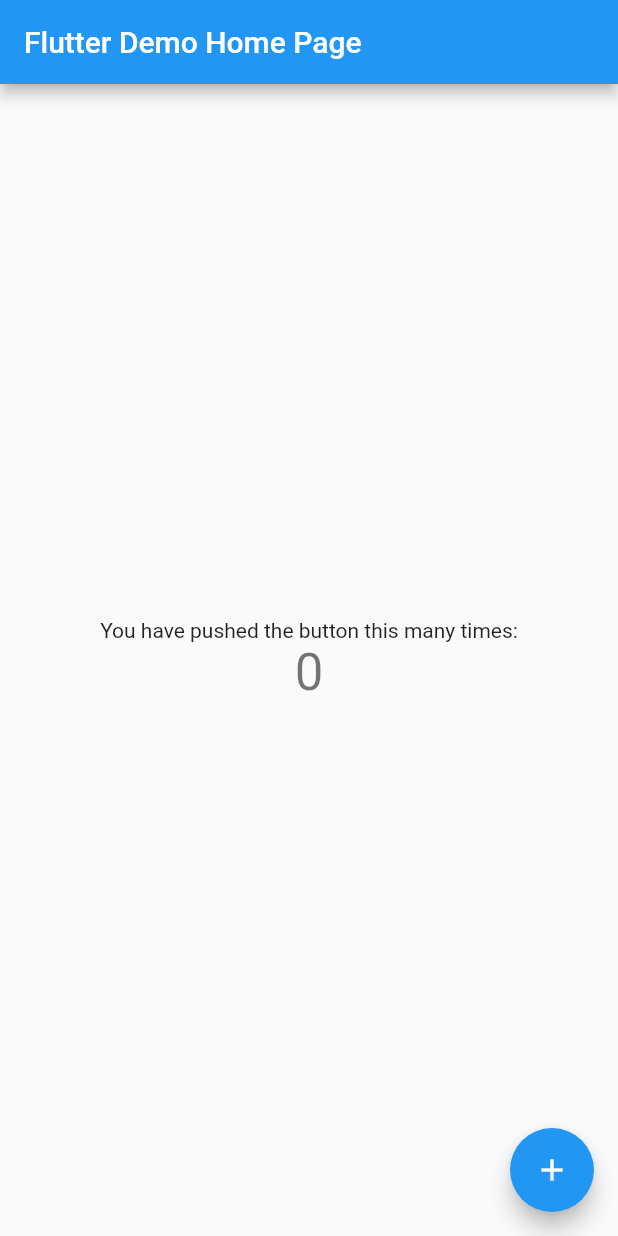
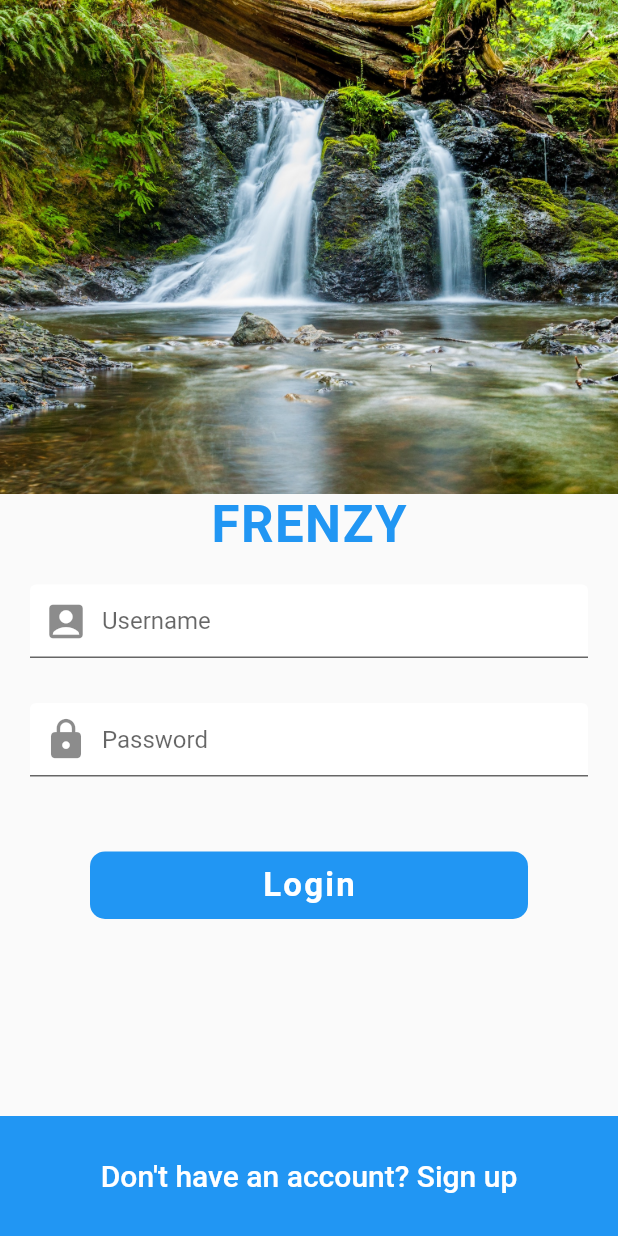
Before and after one commit to hardliver/flutter_social_ui, a Flutter app: the screen it shows after launch, on a phone screen of 412 x 824 dp. Run offline on Flutter 3.47's test engine with Material 2 defaults, Android fonts, the phone set to English and light mode, and no system bars.

Commit message:
25. Login Screen UI

```diff
--- a/lib/main.dart
+++ b/lib/main.dart
@@ -1,4 +1,5 @@
 import 'package:flutter/material.dart';
+import 'package:flutter_social_ui/screens/login_screen.dart';
 
 void main() => runApp(MyApp());
 
@@ -7,96 +8,12 @@ class MyApp extends StatelessWidget {
   @override
   Widget build(BuildContext context) {
     return MaterialApp(
-      title: 'Flutter Demo',
+      title: 'Flutter Social UI',
+      debugShowCheckedModeBanner: false,
       theme: ThemeData(
-        primarySwatch: Colors.blue,
+        primaryColor: Colors.blue,
       ),
-      home: MyHomePage(title: 'Flutter Demo Home Page'),
+      home: LoginScreen(),
     );
   }
 }
-
-class MyHomePage extends StatefulWidget {
-  MyHomePage({Key key, this.title}) : super(key: key);
-
-  // This widget is the home page of your application. It is stateful, meaning
-  // that it has a State object (defined below) that contains fields that affect
-  // how it looks.
-
-  // This class is the configuration for the state. It holds the values (in this
-  // case the title) provided by the parent (in this case the App widget) and
-  // used by the build method of the State. Fields in a Widget subclass are
-  // always marked "final".
-
-  final String title;
-
-  @override
-  _MyHomePageState createState() => _MyHomePageState();
-}
-
-class _MyHomePageState extends State<MyHomePage> {
-  int _counter = 0;
-
-  void _incrementCounter() {
-    setState(() {
-      // This call to setState tells the Flutter framework that something has
-      // changed in this State, which causes it to rerun the build method below
-      // so that the display can reflect the updated values. If we changed
-      // _counter without calling setState(), then the build method would not be
-      // called again, and so nothing would appear to happen.
-      _counter++;
-    });
-  }
-
-  @override
-  Widget build(BuildContext context) {
-    // This method is rerun every time setState is called, for instance as done
-    // by the _incrementCounter method above.
-    //
-    // The Flutter framework has been optimized to make rerunning build methods
-    // fast, so that you can just rebuild anything that needs updating rather
-    // than having to individually change instances of widgets.
-    return Scaffold(
-      appBar: AppBar(
-        // Here we take the value from the MyHomePage object that was created by
-        // the App.build method, and use it to set our appbar title.
-        title: Text(widget.title),
-      ),
-      body: Center(
-        // Center is a layout widget. It takes a single child and positions it
-        // in the middle of the parent.
-        child: Column(
-          // Column is also a layout widget. It takes a list of children and
-          // arranges them vertically. By default, it sizes itself to fit its
-          // children horizontally, and tries to be as tall as its parent.
-          //
-          // Invoke "debug painting" (press "p" in the console, choose the
-          // "Toggle Debug Paint" action from the Flutter Inspector in Android
-          // Studio, or the "Toggle Debug Paint" command in Visual Studio Code)
-          // to see the wireframe for each widget.
-          //
-          // Column has various properties to control how it sizes itself and
-          // how it positions its children. Here we use mainAxisAlignment to
-          // center the children vertically; the main axis here is the vertical
-          // axis because Columns are vertical (the cross axis would be
-          // horizontal).
-          mainAxisAlignment: MainAxisAlignment.center,
-          children: <Widget>[
-            Text(
-              'You have pushed the button this many times:',
-            ),
-            Text(
-              '$_counter',
-              style: Theme.of(context).textTheme.headline4,
-            ),
-          ],
-        ),
-      ),
-      floatingActionButton: FloatingActionButton(
-        onPressed: _incrementCounter,
-        tooltip: 'Increment',
-        child: Icon(Icons.add),
-      ), // This trailing comma makes auto-formatting nicer for build methods.
-    );
-  }
-}
--- /dev/null
+++ b/lib/screens/login_screen.dart
@@ -0,0 +1,114 @@
+import 'package:flutter/material.dart';
+
+class LoginScreen extends StatefulWidget {
+  @override
+  _LoginScreenState createState() => _LoginScreenState();
+}
+
+class _LoginScreenState extends State<LoginScreen> {
+  @override
+  Widget build(BuildContext context) {
+    return Scaffold(
+      body: SingleChildScrollView(
+        child: Container(
+          height: MediaQuery.of(context).size.height,
+          child: Column(
+            children: <Widget>[
+              Image(
+                height: MediaQuery.of(context).size.height / 2.5,
+                width: double.infinity,
+                image: AssetImage('assets/images/login_background.jpg'),
+                fit: BoxFit.cover,
+              ),
+              Text(
+                'FRENZY',
+                style: TextStyle(
+                  color: Theme.of(context).primaryColor,
+                  fontSize: 34.0,
+                  fontWeight: FontWeight.bold,
+                  letterSpacing: 1.0,
+                ),
+              ),
+              SizedBox(height: 10.0),
+              Padding(
+                padding: EdgeInsets.symmetric(horizontal: 20.0, vertical: 10.0),
+                child: TextField(
+                  decoration: InputDecoration(
+                    contentPadding: EdgeInsets.symmetric(vertical: 15.0),
+                    fillColor: Colors.white,
+                    filled: true,
+                    hintText: 'Username',
+                    prefixIcon: Icon(
+                      Icons.account_box,
+                      size: 30.0,
+                    ),
+                  ),
+                ),
+              ),
+              SizedBox(height: 10.0),
+              Padding(
+                padding: EdgeInsets.symmetric(horizontal: 20.0, vertical: 10.0),
+                child: TextField(
+                  decoration: InputDecoration(
+                    contentPadding: EdgeInsets.symmetric(vertical: 15.0),
+                    fillColor: Colors.white,
+                    filled: true,
+                    hintText: 'Password',
+                    prefixIcon: Icon(
+                      Icons.lock,
+                      size: 30.0,
+                    ),
+                  ),
+                  obscureText: true,
+                ),
+              ),
+              SizedBox(height: 40.0),
+              GestureDetector(
+                onTap: () {},
+                child: Container(
+                  margin: EdgeInsets.symmetric(horizontal: 60.0),
+                  alignment: Alignment.center,
+                  height: 45.0,
+                  decoration: BoxDecoration(
+                    color: Theme.of(context).primaryColor,
+                    borderRadius: BorderRadius.circular(10.0),
+                  ),
+                  child: Text(
+                    'Login',
+                    style: TextStyle(
+                      color: Colors.white,
+                      fontSize: 22.0,
+                      fontWeight: FontWeight.w600,
+                      letterSpacing: 1.5,
+                    ),
+                  ),
+                ),
+              ),
+              Expanded(
+                child: Align(
+                  alignment: FractionalOffset.bottomCenter,
+                  child: GestureDetector(
+                    onTap: () {},
+                    child: Container(
+                      alignment: Alignment.center,
+                      color: Theme.of(context).primaryColor,
+                      height: 80.0,
+                      child: Text(
+                        'Don\'t have an account? Sign up',
+                        style: TextStyle(
+                          color: Colors.white,
+                          fontSize: 20.0,
+                          fontWeight: FontWeight.w500,
+                        ),
+                      ),
+                    ),
+                  ),
+                ),
+              )
+            ],
+          ),
+        ),
+      ),
+    );
+  }
+}
```
